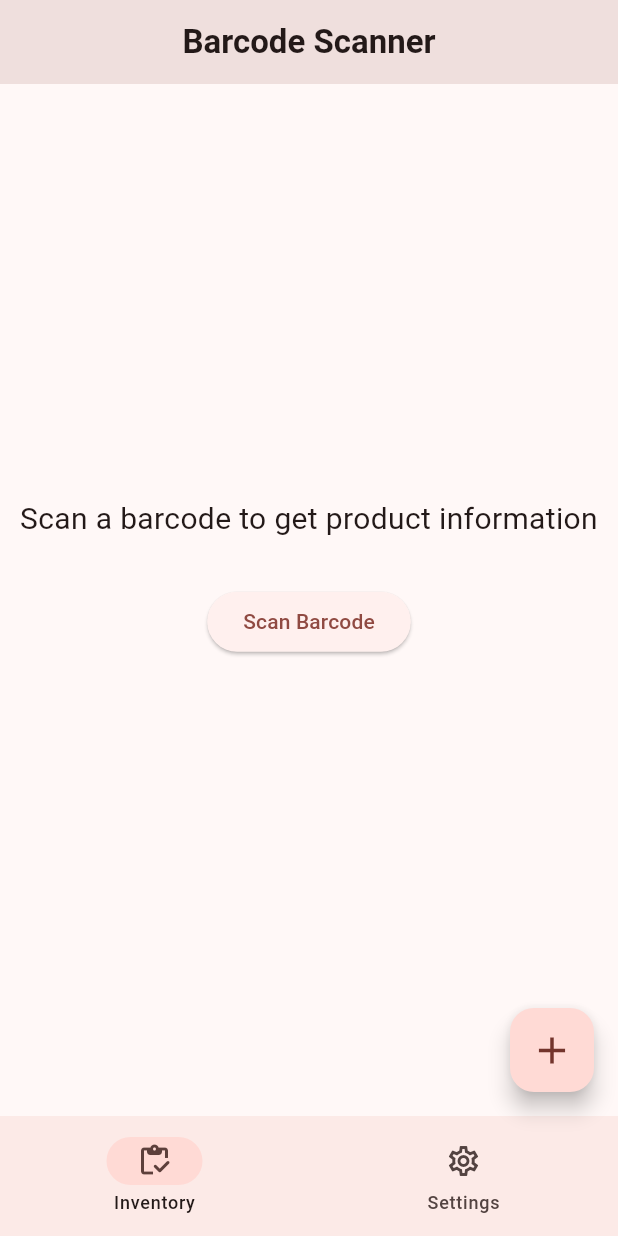
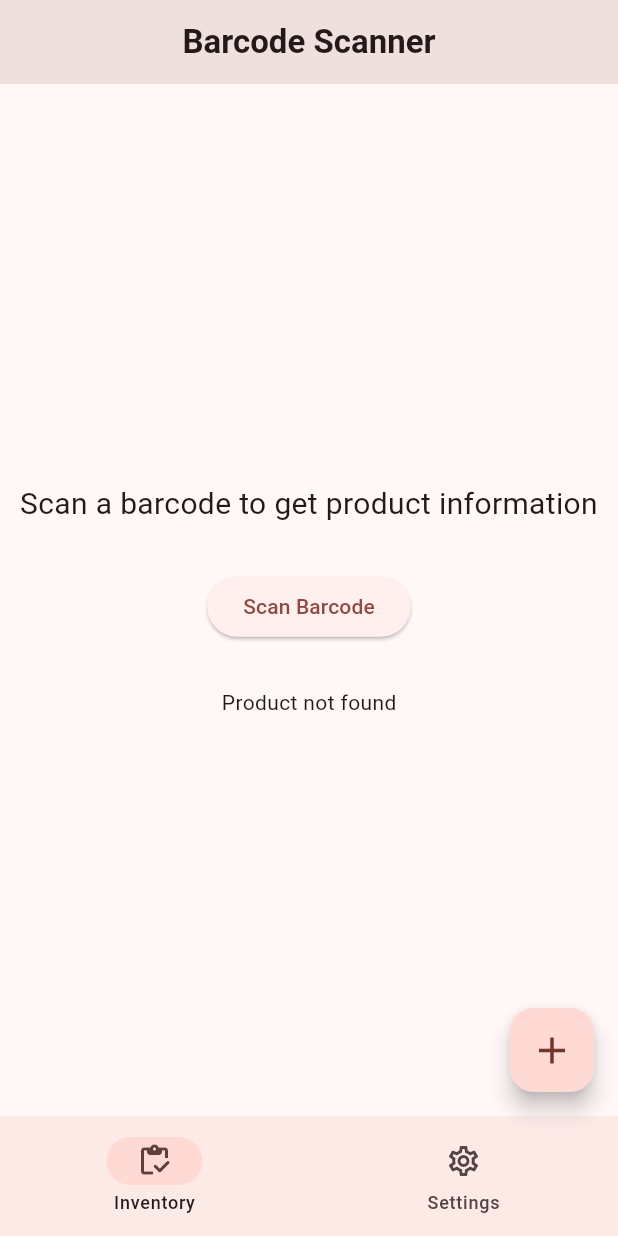
Before and after one commit to bastianfbr/inventory, a Flutter app: the screen it shows after launch, on a phone screen of 412 x 824 dp. Run offline on Flutter 3.47's test engine with Material 2 defaults, Android fonts, the light colour scheme and no system bars; our stand-ins replace hooks_riverpod; missing offline and left inert: flutter_barcode_scanner.

Commit message:
💄 Add Product not found

```diff
--- a/lib/pages/barcode_scanner_page.dart
+++ b/lib/pages/barcode_scanner_page.dart
@@ -46,7 +46,9 @@ class BarcodeScannerPageState extends ConsumerState<BarcodeScannerPage> {
             child: const Text('Scan Barcode'),
           ),
           const SizedBox(height: 30),
-          product.isNotEmpty ? ProductView(product: product) : Container(),
+          product.isNotEmpty
+              ? ProductView(product: product)
+              : const Text('Product not found'),
         ],
       ),
     );
```
